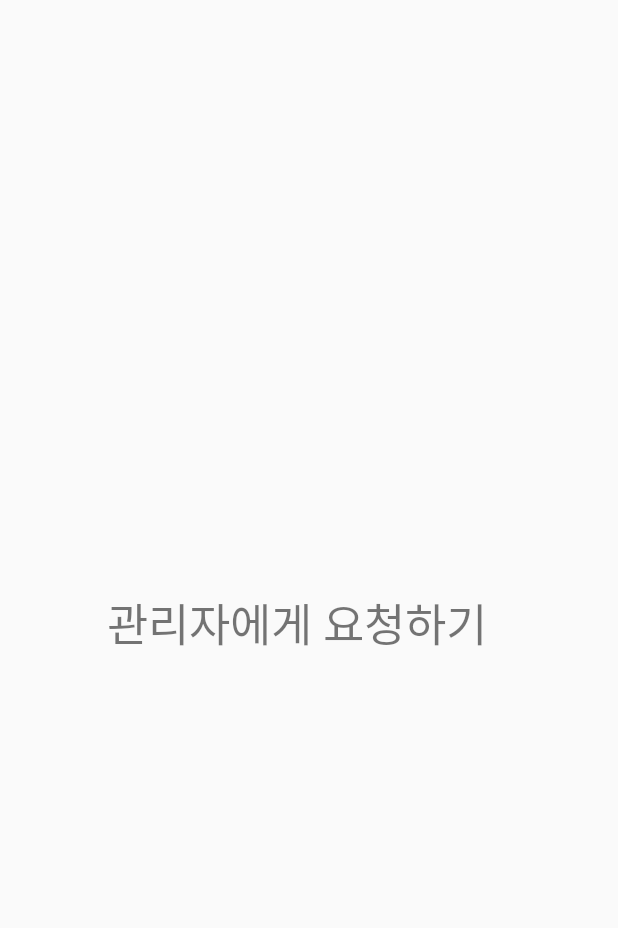
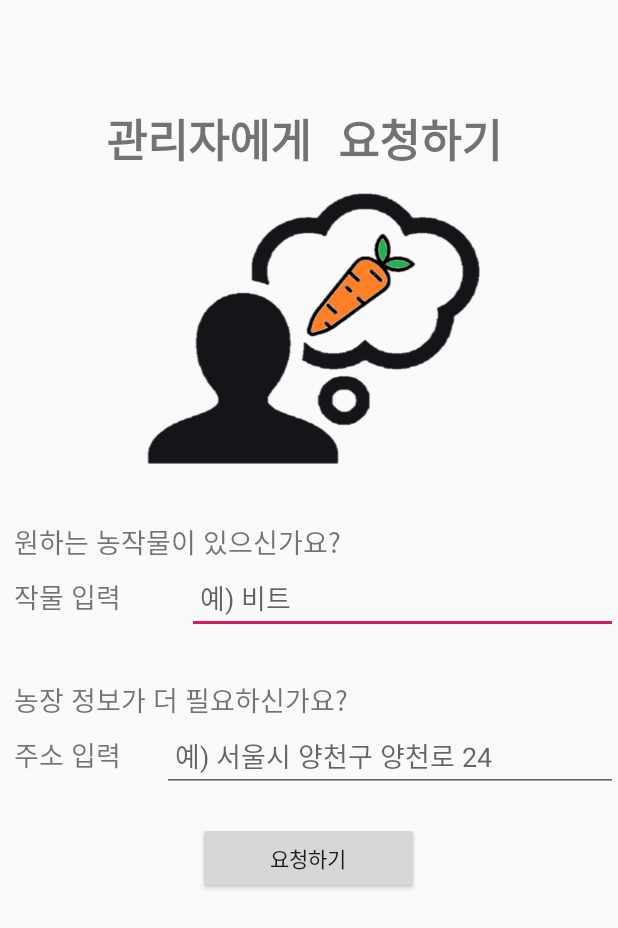
Before and after one commit to HYOOJINN/weekend_farm2, an Android app: the request screen opened directly, with no data from a screen before it, on a phone screen of 412 x 824 dp. Shown: the top 928 px of the screen. Run offline under Robolectric (Android 15) with nearby library versions, the phone set to English and light mode, and no system bars.

Commit message:
request activity 수정

```diff
--- a/app/src/main/java/com/example/buyer_map/request.java
+++ b/app/src/main/java/com/example/buyer_map/request.java
@@ -1,6 +1,8 @@
 package com.example.buyer_map;
 
 import android.os.Bundle;
+import android.view.View;
+import android.widget.Toast;
 
 import androidx.appcompat.app.AppCompatActivity;
 
@@ -11,4 +13,13 @@ public class request extends AppCompatActivity {
         super.onCreate(savedInstanceState);
         setContentView(R.layout.activity_request);
     }
+
+
+    public void ClickButton1(View v){
+        Toast.makeText(getApplicationContext(),"요청을 완료했습니다.",Toast.LENGTH_LONG).show();
+    }
+
+
+
+
 }
--- a/app/src/main/res/layout/activity_request.xml
+++ b/app/src/main/res/layout/activity_request.xml
@@ -1,9 +1,9 @@
 <?xml version="1.0" encoding="utf-8"?>
-<androidx.constraintlayout.widget.ConstraintLayout xmlns:android="http://schemas.android.com/apk/res/android"
-    xmlns:app="http://schemas.android.com/apk/res-auto"
+<LinearLayout xmlns:android="http://schemas.android.com/apk/res/android"
     xmlns:tools="http://schemas.android.com/tools"
     android:layout_width="match_parent"
     android:layout_height="match_parent"
+    android:orientation="vertical"
     tools:context=".request">
 
     <TextView
@@ -12,14 +12,102 @@
         android:layout_height="39dp"
         android:text="관리자에게 요청하기"
         android:textSize="30sp"
-        tools:layout_editor_absoluteX="61dp"
-        tools:layout_editor_absoluteY="86dp"
-        app:layout_constraintBottom_toBottomOf="parent"
-        app:layout_constraintLeft_toLeftOf="parent"
-        app:layout_constraintRight_toRightOf="parent"
-        app:layout_constraintTop_toTopOf="parent"/>
+        android:textStyle="bold"
+        android:typeface="monospace"
+        android:layout_gravity="center"
+        android:layout_marginTop="70dp"/>
+
+    <ImageView
+        android:layout_width="251dp"
+        android:layout_height="198dp"
+        android:layout_gravity="center"
+        android:layout_marginTop="10dp"
+        android:background="@drawable/request"></ImageView>
+
+    <TextView
+        android:id="@+id/textView14"
+        android:layout_width="wrap_content"
+        android:layout_height="wrap_content"
+        android:text="  원하는 농작물이 있으신가요?"
+        tools:layout_editor_absoluteX="76dp"
+        tools:layout_editor_absoluteY="161dp"
+        android:textSize="18sp"
+        android:layout_marginTop="30dp"/>
+
+    <LinearLayout
+        android:layout_width="match_parent"
+        android:layout_height="wrap_content"
+        android:orientation="horizontal"
+        tools:context=".request">
+
+        <TextView
+            android:id="@+id/textView12"
+            android:layout_width="wrap_content"
+            android:layout_height="wrap_content"
+            android:layout_weight="1"
+            android:text="  작물 입력"
+            android:textSize="18sp"
+            tools:layout_editor_absoluteX="123dp"
+            tools:layout_editor_absoluteY="195dp" />
 
 
+        <EditText
+            android:id="@+id/cropnameInput"
+            android:layout_width="198dp"
+            android:layout_height="wrap_content"
+            android:layout_weight="2"
+            android:hint=" 예) 비트"
+            android:inputType="text"
+            android:textSize="18sp" />
+
+    </LinearLayout>
+
+    <TextView
+        android:id="@+id/textView15"
+        android:layout_width="wrap_content"
+        android:layout_height="wrap_content"
+        android:text="  농장 정보가 더 필요하신가요?"
+        tools:layout_editor_absoluteX="76dp"
+        tools:layout_editor_absoluteY="236dp"
+        android:textSize="18sp"
+        android:layout_marginTop="30dp"/>
 
 
-</androidx.constraintlayout.widget.ConstraintLayout>
+    <LinearLayout
+        android:layout_width="match_parent"
+        android:layout_height="wrap_content"
+        android:orientation="horizontal"
+        tools:context=".request">
+
+        <TextView
+            android:id="@+id/textView13"
+            android:layout_width="wrap_content"
+            android:layout_height="wrap_content"
+            android:layout_weight="1"
+            android:text="  주소 입력"
+            android:textSize="18sp"
+            tools:layout_editor_absoluteX="123dp"
+            tools:layout_editor_absoluteY="274dp" />
+
+        <EditText
+            android:id="@+id/addressInput"
+            android:layout_width="248dp"
+            android:layout_height="wrap_content"
+            android:layout_weight="2"
+            android:hint=" 예) 서울시 양천구 양천로 24"
+            android:inputType="text"
+            android:textSize="18sp" />
+
+    </LinearLayout>
+
+    <Button
+        android:id="@+id/button5"
+        android:layout_width="147dp"
+        android:layout_height="48dp"
+        android:layout_marginTop="20dp"
+        android:text="요청하기"
+        android:layout_gravity="center"
+        android:onClick="ClickButton1"/>
+
+
+</LinearLayout>
```
Also changed, not shown: app/src/main/res/drawable/request.png (added).
